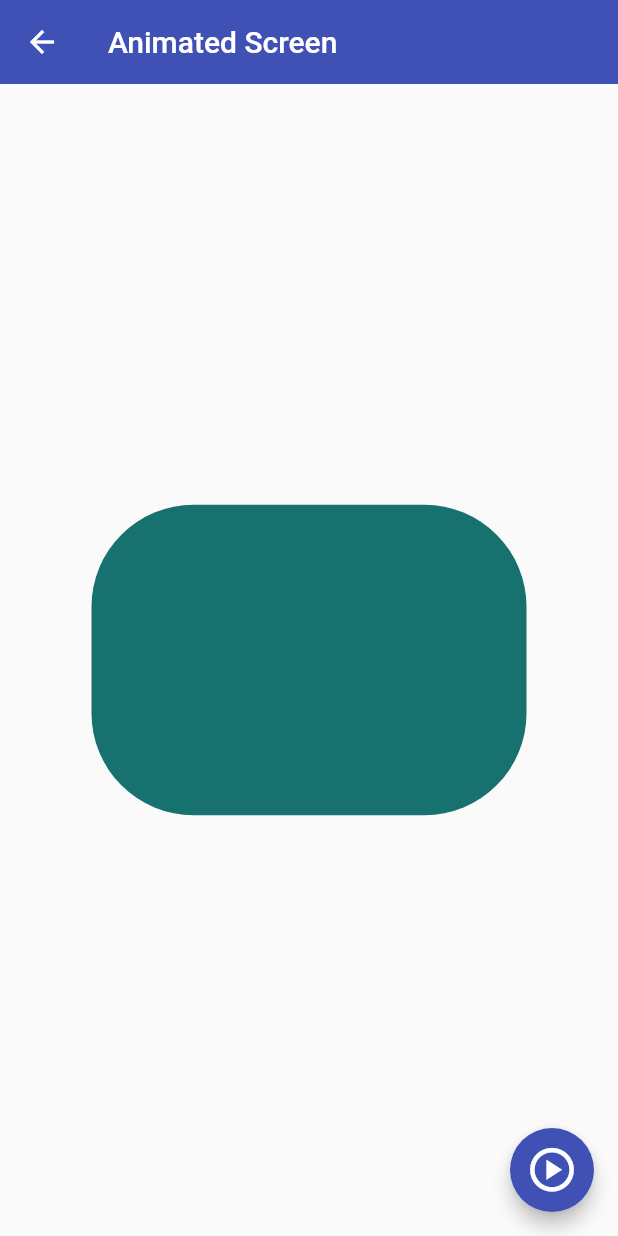
After one commit to martinb28/FlutterComponents, a Flutter app: the AnimatedScreen screen opened by its route, after a tap on the "play circle" icon, on a phone screen of 412 x 824 dp. The commit adds this screen. Run offline on Flutter 3.47's test engine with Material 2 defaults, Android fonts, the phone set to English and light mode, and no system bars; missing offline and left inert: dart:ffi.

Commit message:
se agrega Animated Screen

```diff
--- a/lib/router/app_routes.dart
+++ b/lib/router/app_routes.dart
@@ -10,16 +10,18 @@ class AppRoutes{
 
   static final menuOptions = <MenuOption> [
     //TODO: borrar home
-    MenuOption(route: 'home', name: 'Home Screen', screen: const HomeScreen(), icon: Icons.home_max_sharp),
+    //MenuOption(route: 'home', name: 'Home Screen', screen: const HomeScreen(), icon: Icons.home_max_sharp),
     MenuOption(route: 'listview1', name: 'List View', screen: const Listview1Screen(), icon: Icons.list_alt),
     MenuOption(route: 'alert', name: 'Alertas', screen: const AlertScreen(), icon: Icons.add_alert_outlined),
     MenuOption(route: 'card', name: 'Tarjetas', screen: const CardScreen(), icon: Icons.credit_card),
     MenuOption(route: 'avatar', name: 'Circle Avatar', screen: const AvatarScreen(), icon: Icons.supervised_user_circle_outlined),
+    MenuOption(route: 'animated', name: 'Animated Container', screen: const AnimatedScreen(), icon: Icons.play_circle_outline_outlined),
   ];
 
   static Map<String, Widget Function(BuildContext)> getAppRoutes() {
 
     Map<String, Widget Function(BuildContext)> appRoutes = {};
+    appRoutes.addAll({'home' : (BuildContext context) => const HomeScreen()});
 
     for(final option in menuOptions){
       appRoutes.addAll({option.route : (BuildContext context) => option.screen});
--- /dev/null
+++ b/lib/screens/animated_screen.dart
@@ -0,0 +1,61 @@
+import 'dart:math' show Random;
+
+import 'package:flutter/material.dart';
+
+class AnimatedScreen extends StatefulWidget {
+
+  const AnimatedScreen({Key? key}) : super(key: key);
+
+  @override
+  State<AnimatedScreen> createState() => _AnimatedScreenState();
+}
+
+class _AnimatedScreenState extends State<AnimatedScreen> {
+
+  double _width = 50;
+  double _height = 50;
+  Color _color = Colors.indigo;
+  BorderRadiusGeometry _borderRadius = BorderRadius.circular(10);
+
+  void changeShape() {
+
+    final random = Random();
+    _width = random.nextInt(300).toDouble() + 70;
+    _height = random.nextInt(300).toDouble() + 70;
+    _color = Color.fromRGBO(
+      random.nextInt(255),
+      random.nextInt(255),
+      random.nextInt(255),
+      1
+      );
+    _borderRadius = BorderRadius.circular(random.nextInt(100).toDouble() + 10);
+
+    setState(() {});
+
+  }
+
+  @override
+  Widget build(BuildContext context) {
+    return Scaffold(
+      appBar: AppBar(
+        title: const Text('Animated Screen'),
+      ),
+      body: Center(
+         child: AnimatedContainer(
+          duration: const Duration(milliseconds: 400),
+          curve: Curves.easeOutCubic,
+          width: _width,
+          height: _height,
+          decoration: BoxDecoration(
+            color: _color,
+            borderRadius: _borderRadius
+            ),
+         ),
+      ),
+      floatingActionButton:  FloatingActionButton(
+        child: const Icon(Icons.play_circle_outlined, size: 35),
+        onPressed: changeShape
+      ),
+    );
+  }
+}
--- a/lib/screens/screens.dart
+++ b/lib/screens/screens.dart
@@ -1,4 +1,5 @@
 export 'package:fl_components/screens/alert_screen.dart';
+export 'package:fl_components/screens/animated_screen.dart';
 export 'package:fl_components/screens/avatar_screen.dart';
 export 'package:fl_components/screens/card_screen.dart';
 export 'package:fl_components/screens/home_screen.dart';
```
